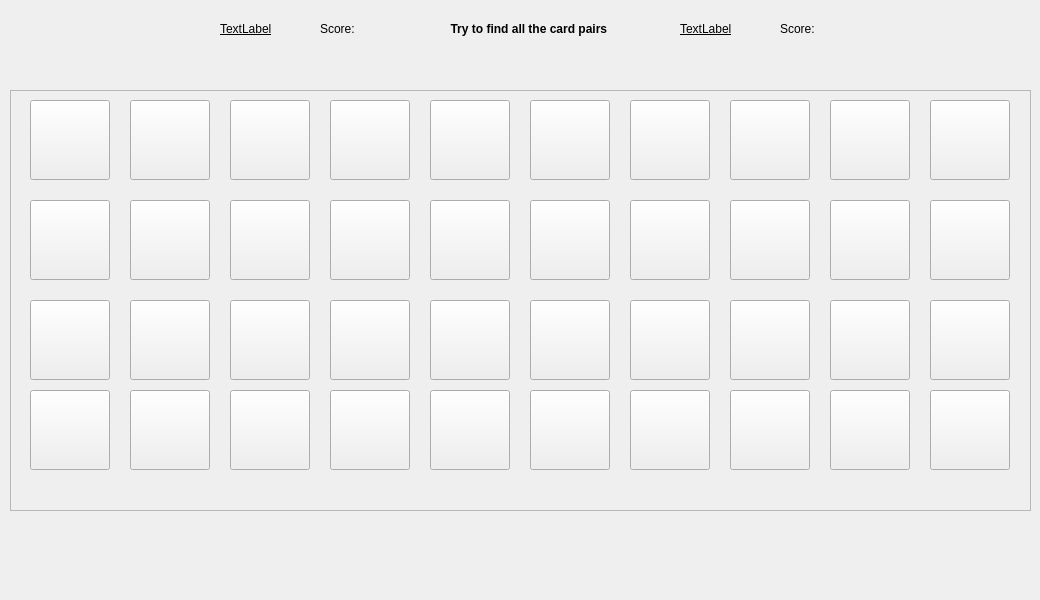
Qt form ClientMCG/mainwindow.ui (CarlosCL13/MemoryCardGamePIDII) before a commit.
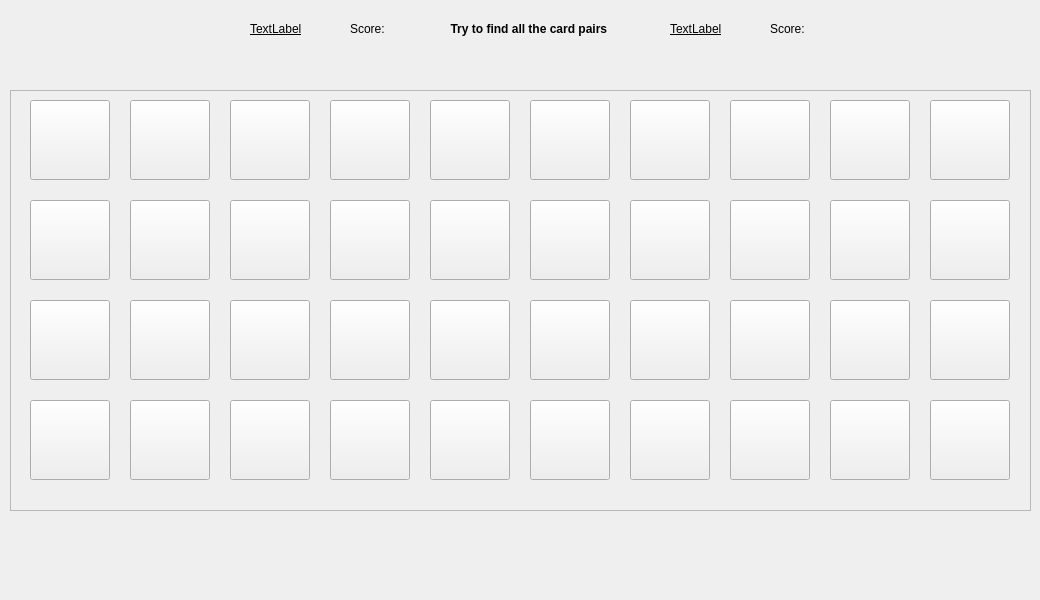
The same form after that commit.

Patch:
```diff
--- a/ClientMCG/mainwindow.ui
+++ b/ClientMCG/mainwindow.ui
@@ -838,7 +838,7 @@
      <property name="geometry">
       <rect>
        <x>420</x>
-       <y>300</y>
+       <y>310</y>
        <width>80</width>
        <height>80</height>
       </rect>
@@ -851,7 +851,7 @@
      <property name="geometry">
       <rect>
        <x>220</x>
-       <y>300</y>
+       <y>310</y>
        <width>80</width>
        <height>80</height>
       </rect>
@@ -864,7 +864,7 @@
      <property name="geometry">
       <rect>
        <x>120</x>
-       <y>300</y>
+       <y>310</y>
        <width>80</width>
        <height>80</height>
       </rect>
@@ -877,7 +877,7 @@
      <property name="geometry">
       <rect>
        <x>620</x>
-       <y>300</y>
+       <y>310</y>
        <width>80</width>
        <height>80</height>
       </rect>
@@ -890,7 +890,7 @@
      <property name="geometry">
       <rect>
        <x>720</x>
-       <y>300</y>
+       <y>310</y>
        <width>80</width>
        <height>80</height>
       </rect>
@@ -903,7 +903,7 @@
      <property name="geometry">
       <rect>
        <x>920</x>
-       <y>300</y>
+       <y>310</y>
        <width>80</width>
        <height>80</height>
       </rect>
@@ -916,7 +916,7 @@
      <property name="geometry">
       <rect>
        <x>820</x>
-       <y>300</y>
+       <y>310</y>
        <width>80</width>
        <height>80</height>
       </rect>
@@ -929,7 +929,7 @@
      <property name="geometry">
       <rect>
        <x>320</x>
-       <y>300</y>
+       <y>310</y>
        <width>80</width>
        <height>80</height>
       </rect>
@@ -942,7 +942,7 @@
      <property name="geometry">
       <rect>
        <x>20</x>
-       <y>300</y>
+       <y>310</y>
        <width>80</width>
        <height>80</height>
       </rect>
@@ -955,7 +955,7 @@
      <property name="geometry">
       <rect>
        <x>520</x>
-       <y>300</y>
+       <y>310</y>
        <width>80</width>
        <height>80</height>
       </rect>
@@ -990,7 +990,7 @@
    <widget class="QLabel" name="lblname2">
     <property name="geometry">
      <rect>
-      <x>220</x>
+      <x>670</x>
       <y>20</y>
       <width>67</width>
       <height>17</height>
@@ -1009,7 +1009,7 @@
    <widget class="QLabel" name="lblname1">
     <property name="geometry">
      <rect>
-      <x>680</x>
+      <x>250</x>
       <y>20</y>
       <width>67</width>
       <height>17</height>
@@ -1027,7 +1027,7 @@
    <widget class="QLabel" name="lblscore1">
     <property name="geometry">
      <rect>
-      <x>320</x>
+      <x>770</x>
       <y>20</y>
       <width>41</width>
       <height>17</height>
@@ -1040,7 +1040,7 @@
    <widget class="QLabel" name="lblscore2">
     <property name="geometry">
      <rect>
-      <x>780</x>
+      <x>350</x>
       <y>20</y>
       <width>41</width>
       <height>17</height>
```
